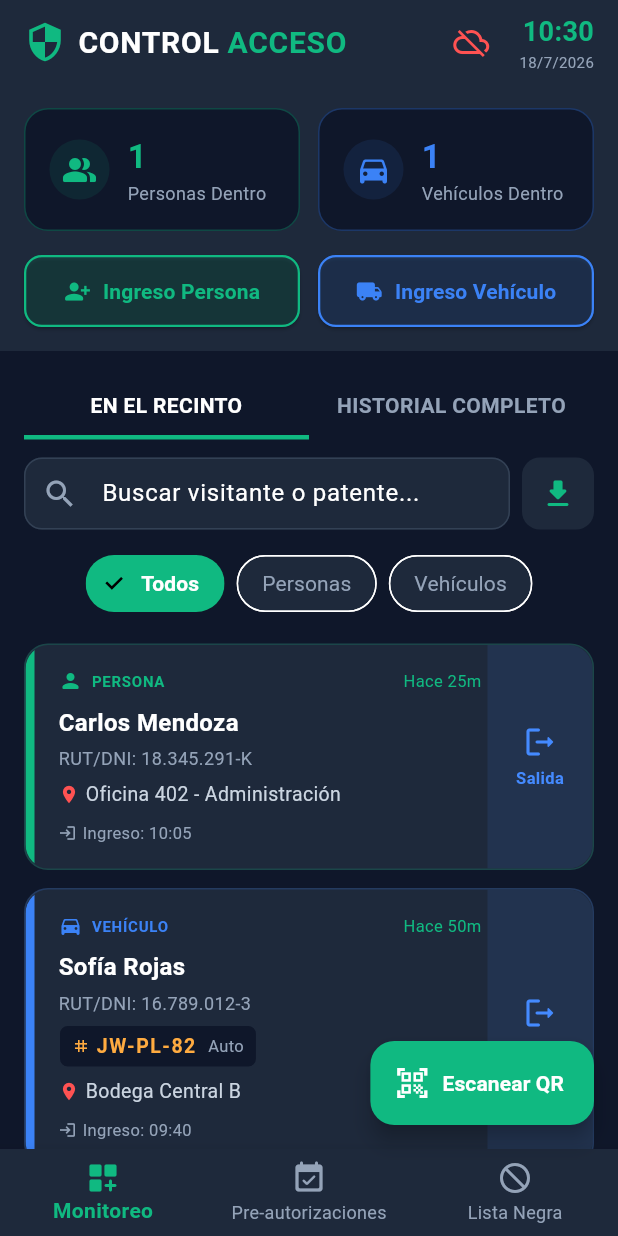
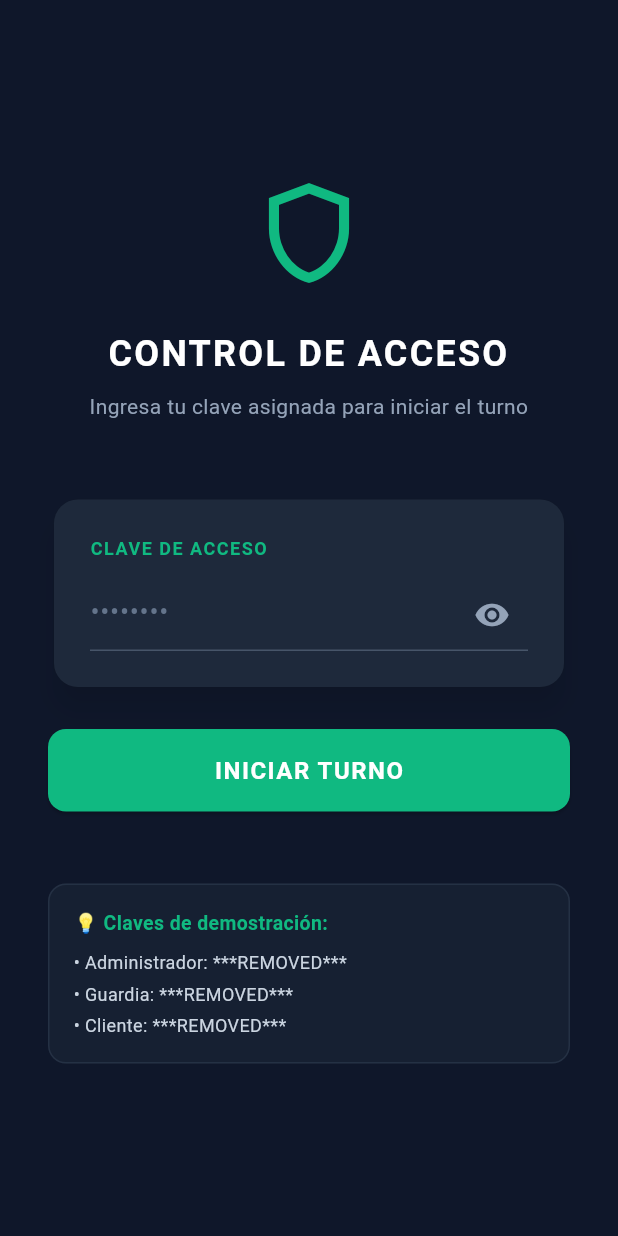
Before and after one commit to operonte/acceso, a Flutter app: the screen it shows after launch, on a phone screen of 412 x 824 dp. Run offline on Flutter 3.47's test engine with Material 3 defaults, Android fonts, the phone set to English and light mode, and no system bars; our stand-ins replace hive_flutter, qr_flutter, supabase_flutter; missing offline and left inert: dart:html, mobile_scanner; accounts and stored records are empty.

Commit message:
Add Login screen and Role-based UI restrictions (Level 8)

```diff
--- a/lib/main.dart
+++ b/lib/main.dart
@@ -4,6 +4,7 @@ import 'package:supabase_flutter/supabase_flutter.dart';
 import 'screens/dashboard_screen.dart';
 import 'theme/colors.dart';
 import 'utils/supabase_sync_manager.dart';
+import 'screens/login_screen.dart';
 
 void main() async {
   WidgetsFlutterBinding.ensureInitialized();
@@ -52,7 +53,14 @@ class MyApp extends StatelessWidget {
           surface: slate800,
         ),
       ),
-      home: const DashboardScreen(),
+      initialRoute: '/',
+      routes: {
+        '/': (context) => const LoginScreen(),
+        '/dashboard': (context) {
+          final role = ModalRoute.of(context)!.settings.arguments as UserRole;
+          return DashboardScreen(userRole: role);
+        },
+      },
     );
   }
 }
--- a/lib/screens/dashboard_screen.dart
+++ b/lib/screens/dashboard_screen.dart
@@ -17,8 +17,11 @@ import '../utils/validators.dart';
 import '../utils/file_saver.dart' as file_saver;
 import '../utils/supabase_sync_manager.dart';
 
+import 'login_screen.dart' show UserRole;
+
 class DashboardScreen extends StatefulWidget {
-  const DashboardScreen({super.key});
+  final UserRole userRole;
+  const DashboardScreen({super.key, this.userRole = UserRole.guardia});
 
   @override
   State<DashboardScreen> createState() => _DashboardScreenState();
@@ -2223,6 +2226,43 @@ class _DashboardScreenState extends State<DashboardScreen> {
           ],
         ),
         actions: [
+          // Role Badge
+          Center(
+            child: Container(
+              padding: const EdgeInsets.symmetric(horizontal: 8, vertical: 4),
+              decoration: BoxDecoration(
+                color: widget.userRole == UserRole.admin
+                    ? Colors.redAccent.withValues(alpha: 0.15)
+                    : (widget.userRole == UserRole.guardia
+                        ? const Color(0xFF10B981).withValues(alpha: 0.15)
+                        : Colors.blueAccent.withValues(alpha: 0.15)),
+                borderRadius: BorderRadius.circular(8),
+                border: Border.all(
+                  color: widget.userRole == UserRole.admin
+                      ? Colors.redAccent
+                      : (widget.userRole == UserRole.guardia
+                          ? const Color(0xFF10B981)
+                          : Colors.blueAccent),
+                  width: 1,
+                ),
+              ),
+              child: Text(
+                widget.userRole == UserRole.admin
+                    ? 'ADMIN'
+                    : (widget.userRole == UserRole.guardia ? 'GUARDIA' : 'CLIENTE'),
+                style: TextStyle(
+                  fontSize: 10,
+                  fontWeight: FontWeight.bold,
+                  color: widget.userRole == UserRole.admin
+                      ? Colors.redAccent
+                      : (widget.userRole == UserRole.guardia
+                          ? const Color(0xFF10B981)
+                          : Colors.blueAccent),
+                ),
+              ),
+            ),
+          ),
+          const SizedBox(width: 8),
           // Cloud sync status indicator
           ValueListenableBuilder<bool>(
             valueListenable: SupabaseSyncManager.isOnline,
@@ -2262,7 +2302,7 @@ class _DashboardScreenState extends State<DashboardScreen> {
           const SizedBox(width: 8),
           // Live Clock widget
           Container(
-            margin: const EdgeInsets.only(right: 16),
+            margin: const EdgeInsets.only(right: 8),
             alignment: Alignment.center,
             child: Column(
               mainAxisAlignment: MainAxisAlignment.center,
@@ -2279,16 +2319,24 @@ class _DashboardScreenState extends State<DashboardScreen> {
               ],
             ),
           ),
+          IconButton(
+            tooltip: 'Cerrar Sesión',
+            icon: const Icon(Icons.logout_rounded, color: slate400),
+            onPressed: () {
+              Navigator.pushReplacementNamed(context, '/');
+            },
+          ),
+          const SizedBox(width: 8),
         ],
       ),
 
       // --- Body switching tabs ---
-      body: _currentTabIndex == 0
-          ? _buildMonitoreoTab()
-          : (_currentTabIndex == 1 ? _buildPreAuthTab() : _buildBlacklistTab()),
+      body: _buildBody(),
 
       // --- QR Floating Action Button ---
-      floatingActionButton: FloatingActionButton.extended(
+      floatingActionButton: widget.userRole == UserRole.cliente
+          ? null
+          : FloatingActionButton.extended(
               backgroundColor: const Color(0xFF10B981),
               foregroundColor: Colors.white,
               icon: const Icon(Icons.qr_code_scanner),
@@ -2297,7 +2345,9 @@ class _DashboardScreenState extends State<DashboardScreen> {
             ),
 
       // --- Bottom Navigation Menu ---
-      bottomNavigationBar: BottomNavigationBar(
+      bottomNavigationBar: widget.userRole == UserRole.cliente
+          ? null
+          : BottomNavigationBar(
               currentIndex: _currentTabIndex,
               onTap: (index) {
                 setState(() {
@@ -2308,22 +2358,51 @@ class _DashboardScreenState extends State<DashboardScreen> {
               selectedItemColor: const Color(0xFF10B981),
               unselectedItemColor: slate400,
               selectedLabelStyle: const TextStyle(fontWeight: FontWeight.bold),
-        items: const [
-          BottomNavigationBarItem(
+              items: _getNavBarItems(),
+            ),
+    );
+  }
+
+  // --- Helper Methods for Role-based UI ---
+
+  List<BottomNavigationBarItem> _getNavBarItems() {
+    final List<BottomNavigationBarItem> items = [
+      const BottomNavigationBarItem(
         icon: Icon(Icons.dashboard_customize_rounded),
         label: 'Monitoreo',
       ),
-          BottomNavigationBarItem(
+    ];
+    if (widget.userRole == UserRole.admin || widget.userRole == UserRole.guardia) {
+      items.add(const BottomNavigationBarItem(
         icon: Icon(Icons.event_available_rounded),
         label: 'Pre-autorizaciones',
-          ),
-          BottomNavigationBarItem(
+      ));
+    }
+    if (widget.userRole == UserRole.admin) {
+      items.add(const BottomNavigationBarItem(
         icon: Icon(Icons.block_flipped),
         label: 'Lista Negra',
-          ),
-        ],
-      ),
-    );
+      ));
+    }
+    return items;
+  }
+
+  Widget _buildBody() {
+    if (widget.userRole == UserRole.cliente) {
+      return _buildMonitoreoTab();
+    }
+    if (_currentTabIndex == 0) {
+      return _buildMonitoreoTab();
+    } else if (_currentTabIndex == 1) {
+      if (widget.userRole == UserRole.admin || widget.userRole == UserRole.guardia) {
+        return _buildPreAuthTab();
+      }
+    } else if (_currentTabIndex == 2) {
+      if (widget.userRole == UserRole.admin) {
+        return _buildBlacklistTab();
+      }
+    }
+    return _buildMonitoreoTab();
   }
 
   // --- Monitoreo Tab UI ---
@@ -2358,6 +2437,7 @@ class _DashboardScreenState extends State<DashboardScreen> {
                   ),
                 ],
               ),
+              if (widget.userRole != UserRole.cliente) ...[
                 const SizedBox(height: 16),
                 Row(
                   children: [
@@ -2391,7 +2471,8 @@ class _DashboardScreenState extends State<DashboardScreen> {
                       ),
                     ),
                   ],
-              )
+                ),
+              ],
             ],
           ),
         ),
@@ -2912,7 +2993,7 @@ class _DashboardScreenState extends State<DashboardScreen> {
                 ),
               ),
 
-              if (record.isInside)
+              if (record.isInside && widget.userRole != UserRole.cliente)
                 InkWell(
                   onTap: () => _checkoutRecord(record),
                   child: Container(
@@ -3111,6 +3192,7 @@ class _DashboardScreenState extends State<DashboardScreen> {
               ),
 
               // Button to authorize entry (Mark In)
+              if (widget.userRole != UserRole.cliente)
                 InkWell(
                   onTap: () => _checkinPreAuth(pre),
                 child: Container(
--- /dev/null
+++ b/lib/screens/login_screen.dart
@@ -0,0 +1,220 @@
+import 'package:flutter/material.dart';
+import '../theme/colors.dart';
+
+enum UserRole { admin, guardia, cliente }
+
+class LoginScreen extends StatefulWidget {
+  const LoginScreen({super.key});
+
+  @override
+  State<LoginScreen> createState() => _LoginScreenState();
+}
+
+class _LoginScreenState extends State<LoginScreen> {
+  final TextEditingController _passwordController = TextEditingController();
+  bool _obscureText = true;
+  String? _errorMessage;
+
+  // Predefined role keys
+  final Map<String, UserRole> _roleKeys = {
+    '***REMOVED***': UserRole.admin,
+    '***REMOVED***': UserRole.guardia,
+    '***REMOVED***': UserRole.cliente,
+  };
+
+  void _handleLogin() {
+    final password = _passwordController.text.trim();
+    if (password.isEmpty) {
+      setState(() {
+        _errorMessage = 'Por favor, ingresa tu clave de acceso';
+      });
+      return;
+    }
+
+    if (_roleKeys.containsKey(password)) {
+      final role = _roleKeys[password]!;
+      setState(() {
+        _errorMessage = null;
+      });
+
+      // Navigate to Dashboard with the selected role
+      Navigator.pushReplacementNamed(
+        context,
+        '/dashboard',
+        arguments: role,
+      );
+    } else {
+      setState(() {
+        _errorMessage = 'Clave incorrecta. Inténtalo de nuevo.';
+      });
+    }
+  }
+
+  @override
+  Widget build(BuildContext context) {
+    return Scaffold(
+      backgroundColor: slate900,
+      body: SafeArea(
+        child: Center(
+          child: SingleChildScrollView(
+            padding: const EdgeInsets.symmetric(horizontal: 32.0),
+            child: Column(
+              mainAxisAlignment: MainAxisAlignment.center,
+              crossAxisAlignment: CrossAxisAlignment.stretch,
+              children: [
+                // Header Logo / Icon
+                const Icon(
+                  Icons.shield_outlined,
+                  size: 80,
+                  color: Color(0xFF10B981),
+                ),
+                const SizedBox(height: 24),
+                const Text(
+                  'CONTROL DE ACCESO',
+                  textAlign: TextAlign.center,
+                  style: TextStyle(
+                    fontSize: 24,
+                    fontWeight: FontWeight.bold,
+                    letterSpacing: 1.5,
+                    color: Colors.white,
+                  ),
+                ),
+                const SizedBox(height: 8),
+                const Text(
+                  'Ingresa tu clave asignada para iniciar el turno',
+                  textAlign: TextAlign.center,
+                  style: TextStyle(
+                    fontSize: 14,
+                    color: slate400,
+                  ),
+                ),
+                const SizedBox(height: 48),
+
+                // Password Field Card
+                Card(
+                  elevation: 8,
+                  shadowColor: Colors.black45,
+                  shape: RoundedRectangleBorder(
+                    borderRadius: BorderRadius.circular(16),
+                  ),
+                  child: Padding(
+                    padding: const EdgeInsets.all(24.0),
+                    child: Column(
+                      crossAxisAlignment: CrossAxisAlignment.stretch,
+                      children: [
+                        const Text(
+                          'CLAVE DE ACCESO',
+                          style: TextStyle(
+                            fontSize: 12,
+                            fontWeight: FontWeight.bold,
+                            color: Color(0xFF10B981),
+                            letterSpacing: 1.0,
+                          ),
+                        ),
+                        const SizedBox(height: 12),
+                        TextField(
+                          controller: _passwordController,
+                          obscureText: _obscureText,
+                          style: const TextStyle(color: Colors.white, fontSize: 18),
+                          decoration: InputDecoration(
+                            hintText: '••••••••',
+                            hintStyle: const TextStyle(color: slate500),
+                            suffixIcon: IconButton(
+                              icon: Icon(
+                                _obscureText ? Icons.visibility : Icons.visibility_off,
+                                color: slate400,
+                              ),
+                              onPressed: () {
+                                setState(() {
+                                  _obscureText = !_obscureText;
+                                });
+                              },
+                            ),
+                            enabledBorder: const UnderlineInputBorder(
+                              borderSide: BorderSide(color: slate600),
+                            ),
+                            focusedBorder: const UnderlineInputBorder(
+                              borderSide: BorderSide(color: Color(0xFF10B981), width: 2),
+                            ),
+                          ),
+                          onSubmitted: (_) => _handleLogin(),
+                        ),
+                        if (_errorMessage != null) ...[
+                          const SizedBox(height: 16),
+                          Row(
+                            children: [
+                              const Icon(Icons.error_outline, color: Colors.redAccent, size: 16),
+                              const SizedBox(width: 8),
+                              Expanded(
+                                child: Text(
+                                  _errorMessage!,
+                                  style: const TextStyle(color: Colors.redAccent, fontSize: 13),
+                                ),
+                              ),
+                            ],
+                          ),
+                        ],
+                      ],
+                    ),
+                  ),
+                ),
+                const SizedBox(height: 24),
+
+                // Login Button
+                ElevatedButton(
+                  onPressed: _handleLogin,
+                  style: ElevatedButton.styleFrom(
+                    backgroundColor: const Color(0xFF10B981),
+                    padding: const EdgeInsets.symmetric(vertical: 16),
+                    shape: RoundedRectangleBorder(
+                      borderRadius: BorderRadius.circular(12),
+                    ),
+                  ),
+                  child: const Text(
+                    'INICIAR TURNO',
+                    style: TextStyle(
+                      fontSize: 16,
+                      fontWeight: FontWeight.bold,
+                      color: Colors.white,
+                      letterSpacing: 1.0,
+                    ),
+                  ),
+                ),
+                const SizedBox(height: 48),
+
+                // Help/Roles Info Section
+                Container(
+                  padding: const EdgeInsets.all(16),
+                  decoration: BoxDecoration(
+                    color: slate800.withValues(alpha: 0.5),
+                    borderRadius: BorderRadius.circular(12),
+                    border: Border.all(color: slate700.withValues(alpha: 0.5)),
+                  ),
+                  child: Column(
+                    crossAxisAlignment: CrossAxisAlignment.start,
+                    children: const [
+                      Text(
+                        '💡 Claves de demostración:',
+                        style: TextStyle(
+                          fontWeight: FontWeight.bold,
+                          color: Color(0xFF10B981),
+                          fontSize: 13,
+                        ),
+                      ),
+                      SizedBox(height: 8),
+                      Text('• Administrador: ***REMOVED***', style: TextStyle(color: slate300, fontSize: 12)),
+                      SizedBox(height: 4),
+                      Text('• Guardia: ***REMOVED***', style: TextStyle(color: slate300, fontSize: 12)),
+                      SizedBox(height: 4),
+                      Text('• Cliente: ***REMOVED***', style: TextStyle(color: slate300, fontSize: 12)),
+                    ],
+                  ),
+                ),
+              ],
+            ),
+          ),
+        ),
+      ),
+    );
+  }
+}
```
Lines whose indentation alone changed are shown as unchanged.
